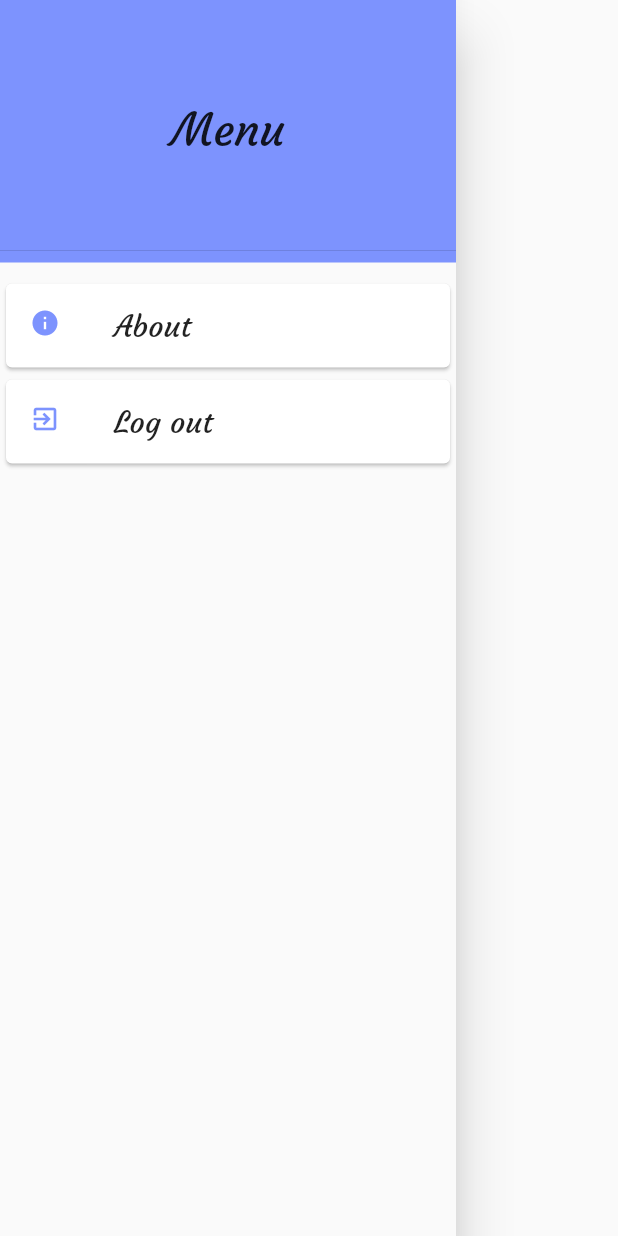
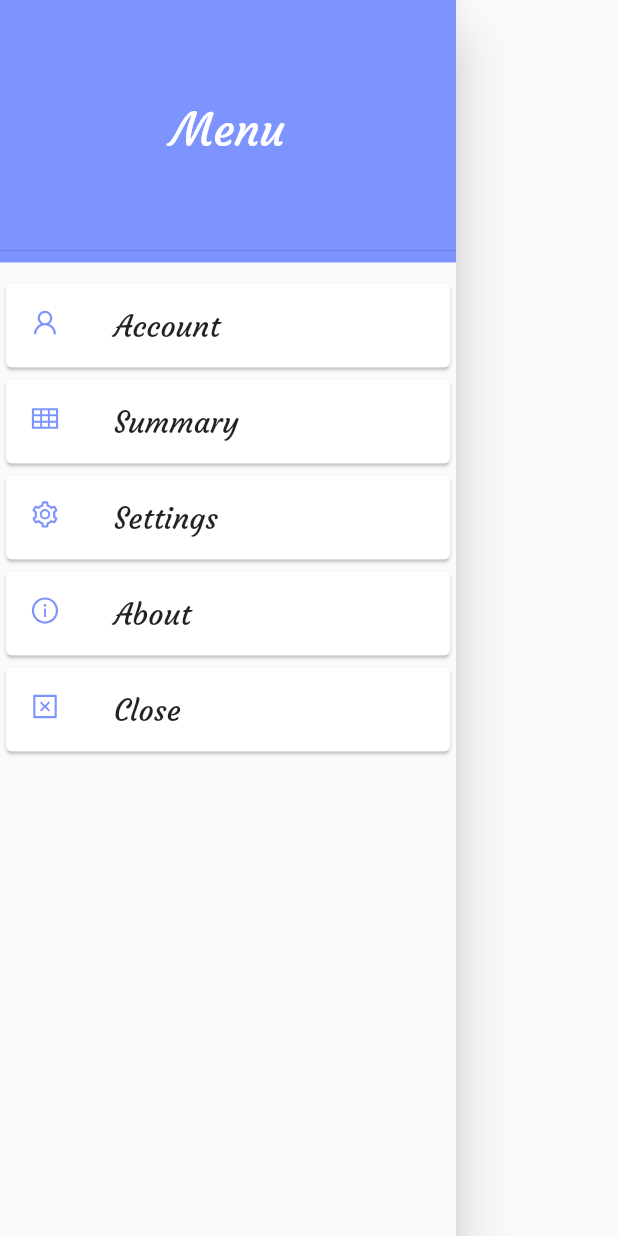
Before and after one commit to ArkadiiShatkovskyi/Android, a Flutter app: the MenuDrawer widget shown alone on an empty page, opened directly, on a phone screen of 412 x 824 dp. Run offline on Flutter 3.47's test engine with Material 2 defaults, Android fonts, the phone set to English and light mode, and no system bars; our stand-ins replace ant_icons, cloud_firestore, firebase_auth; missing offline and left inert: flutter_calendar; accounts and stored records are empty.

Commit message:
Drawer icons were changed

```diff
--- a/Flutter_Projects/job_app/lib/items/MenuDrawer.dart
+++ b/Flutter_Projects/job_app/lib/items/MenuDrawer.dart
@@ -3,6 +3,7 @@ import 'package:flutter/rendering.dart';
 
 import 'package:job_app/items/DrawerCard.dart';
 import 'package:job_app/StyleSettings.dart';
+import 'package:ant_icons/ant_icons.dart';
 
 class MenuDrawer extends StatelessWidget{
   final String drawerFont = 'CourgetteRegular';
@@ -29,6 +30,7 @@ class MenuDrawer extends StatelessWidget{
             child: Center(
               child: Text("Menu",
                 style: TextStyle(
+                  color: Colors.white,
                   fontFamily: drawerFont,
                   fontSize: titleDrawerSize,
                 ),
@@ -44,11 +46,11 @@ class MenuDrawer extends StatelessWidget{
           children: <Widget>[
             _drawerStyle(),
             Divider(height: 10, color: Colors.transparent),
-//            DrawerCard("Account", iconsColor, drawerFont, iconsSize, tilesFontSize, Icons.account_circle),        //not added
-//            DrawerCard("Summary", iconsColor, drawerFont, iconsSize, tilesFontSize, Icons.insert_invitation),     //not added
-//            DrawerCard("Settings", iconsColor, drawerFont, iconsSize, tilesFontSize, Icons.settings),             //not added
-            DrawerCard("About", iconsColor, drawerFont, iconsSize, tilesFontSize, Icons.info),
-            DrawerCard("Log out", iconsColor, drawerFont, iconsSize, tilesFontSize, Icons.exit_to_app),           //modify
+            DrawerCard("Account", iconsColor, drawerFont, iconsSize, tilesFontSize, AntIcons.user),        //not added
+            DrawerCard("Summary", iconsColor, drawerFont, iconsSize, tilesFontSize, AntIcons.table),     //not added
+            DrawerCard("Settings", iconsColor, drawerFont, iconsSize, tilesFontSize, AntIcons.setting_outline),             //not added
+            DrawerCard("About", iconsColor, drawerFont, iconsSize, tilesFontSize, AntIcons.info_circle_outline),
+            DrawerCard("Close", iconsColor, drawerFont, iconsSize, tilesFontSize, AntIcons.close_square_outline),           //modify
           ]
       );
       }else{
@@ -57,12 +59,12 @@ class MenuDrawer extends StatelessWidget{
           children: <Widget>[
             Divider(height: 50, color: styleColor),
             _drawerStyle(),
-//            DrawerCard("Account", iconsColor, drawerFont, iconsSize, tilesFontSize, Icons.account_circle),        //not added
-            DrawerCard("Calendar", iconsColor, drawerFont, iconsSize, tilesFontSize, Icons.calendar_today),
-//            DrawerCard("Summary", iconsColor, drawerFont, iconsSize, tilesFontSize, Icons.insert_invitation),     //not added
-//            DrawerCard("Settings", iconsColor, drawerFont, iconsSize, tilesFontSize, Icons.settings),             //not added
-            DrawerCard("About", iconsColor, drawerFont, iconsSize, tilesFontSize, Icons.info),
-            DrawerCard("Log out", iconsColor, drawerFont, iconsSize, tilesFontSize, Icons.exit_to_app),           //modify
+            DrawerCard("Account", iconsColor, drawerFont, iconsSize, tilesFontSize, AntIcons.user),        //not added
+            DrawerCard("Calendar", iconsColor, drawerFont, iconsSize, tilesFontSize, AntIcons.calendar_outline),
+            DrawerCard("Summary", iconsColor, drawerFont, iconsSize, tilesFontSize, AntIcons.table),     //not added
+            DrawerCard("Settings", iconsColor, drawerFont, iconsSize, tilesFontSize, AntIcons.setting_outline),             //not added
+            DrawerCard("About", iconsColor, drawerFont, iconsSize, tilesFontSize, AntIcons.info_circle_outline),
+            DrawerCard("Close", iconsColor, drawerFont, iconsSize, tilesFontSize, AntIcons.close_square_outline),           //modify
           ]
       );
     }
```
